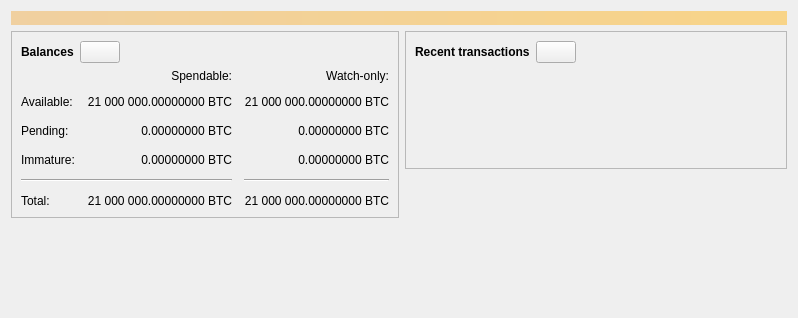
Before: the Qt Designer form src/qt/forms/overviewpage.ui in 10sec-project/10seconds, drawn with Qt 5.
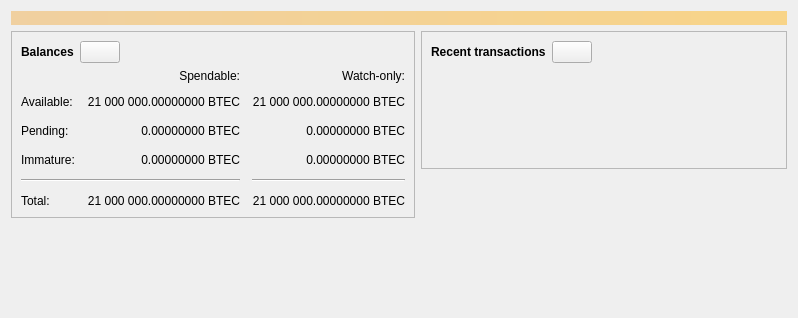
After: the same form once the commit is applied. Icons and pictures are not drawn. Custom widgets are drawn as their Qt base class.

```diff
--- a/src/qt/forms/overviewpage.ui
+++ b/src/qt/forms/overviewpage.ui
@@ -120,7 +120,7 @@
                <string>Unconfirmed transactions to watch-only addresses</string>
               </property>
               <property name="text">
-               <string notr="true">0.00000000 BTC</string>
+               <string notr="true">0.00000000 BTEC</string>
               </property>
               <property name="alignment">
                <set>Qt::AlignRight|Qt::AlignTrailing|Qt::AlignVCenter</set>
@@ -139,7 +139,7 @@
                <string>Total of transactions that have yet to be confirmed, and do not yet count toward the spendable balance</string>
               </property>
               <property name="text">
-               <string notr="true">0.00000000 BTC</string>
+               <string notr="true">0.00000000 BTEC</string>
               </property>
               <property name="alignment">
                <set>Qt::AlignRight|Qt::AlignTrailing|Qt::AlignVCenter</set>
@@ -158,7 +158,7 @@
                <string>Mined balance in watch-only addresses that has not yet matured</string>
               </property>
               <property name="text">
-               <string notr="true">0.00000000 BTC</string>
+               <string notr="true">0.00000000 BTEC</string>
               </property>
               <property name="alignment">
                <set>Qt::AlignRight|Qt::AlignTrailing|Qt::AlignVCenter</set>
@@ -210,7 +210,7 @@
                <string>Mined balance that has not yet matured</string>
               </property>
               <property name="text">
-               <string notr="true">0.00000000 BTC</string>
+               <string notr="true">0.00000000 BTEC</string>
               </property>
               <property name="alignment">
                <set>Qt::AlignRight|Qt::AlignTrailing|Qt::AlignVCenter</set>
@@ -249,7 +249,7 @@
                <string>Your current total balance</string>
               </property>
               <property name="text">
-               <string notr="true">21 000 000.00000000 BTC</string>
+               <string notr="true">21 000 000.00000000 BTEC</string>
               </property>
               <property name="alignment">
                <set>Qt::AlignRight|Qt::AlignTrailing|Qt::AlignVCenter</set>
@@ -268,7 +268,7 @@
                <string>Current total balance in watch-only addresses</string>
               </property>
               <property name="text">
-               <string notr="true">21 000 000.00000000 BTC</string>
+               <string notr="true">21 000 000.00000000 BTEC</string>
               </property>
               <property name="alignment">
                <set>Qt::AlignRight|Qt::AlignTrailing|Qt::AlignVCenter</set>
@@ -304,7 +304,7 @@
                <string>Your current spendable balance</string>
               </property>
               <property name="text">
-               <string notr="true">21 000 000.00000000 BTC</string>
+               <string notr="true">21 000 000.00000000 BTEC</string>
               </property>
               <property name="alignment">
                <set>Qt::AlignRight|Qt::AlignTrailing|Qt::AlignVCenter</set>
@@ -323,7 +323,7 @@
                <string>Your current balance in watch-only addresses</string>
               </property>
               <property name="text">
-               <string notr="true">21 000 000.00000000 BTC</string>
+               <string notr="true">21 000 000.00000000 BTEC</string>
               </property>
               <property name="alignment">
                <set>Qt::AlignRight|Qt::AlignTrailing|Qt::AlignVCenter</set>
```
